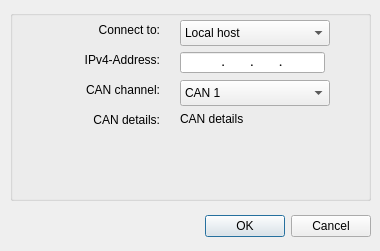
Old version of the form source/qcan/qcan_socket_dialog.ui in the repository canpie/CANpie.
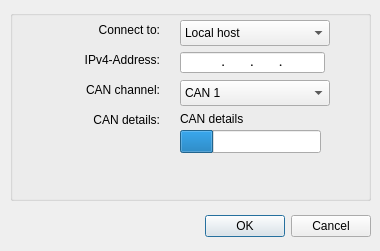
New version of the form.

Diff of the .ui file:
```diff
--- a/source/qcan/qcan_socket_dialog.ui
+++ b/source/qcan/qcan_socket_dialog.ui
@@ -192,6 +192,22 @@
      <set>Qt::AlignLeading|Qt::AlignLeft|Qt::AlignTop</set>
     </property>
    </widget>
+   <widget class="QProgressBar" name="progressBar">
+    <property name="geometry">
+     <rect>
+      <x>170</x>
+      <y>120</y>
+      <width>141</width>
+      <height>23</height>
+     </rect>
+    </property>
+    <property name="value">
+     <number>24</number>
+    </property>
+    <property name="textVisible">
+     <bool>false</bool>
+    </property>
+   </widget>
   </widget>
  </widget>
  <tabstops>
```
